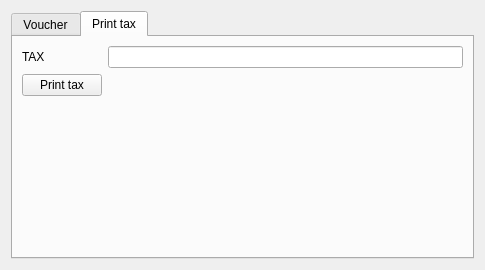
Above: Resort/dlgadvanceentry.ui from End1-1/Resort before the change. Below: the same form after it.
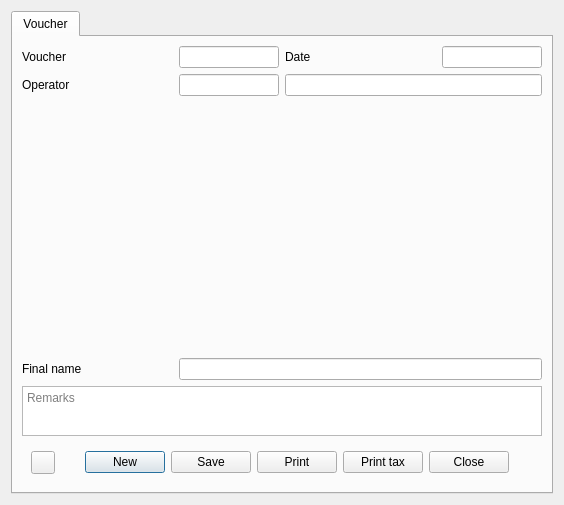
That is the form after the change. The open tabs and pages were chosen to show the change. Icons and pictures are not drawn. Custom widgets are drawn as their Qt base class.

Commit message: Read guest from password

```diff
--- a/Resort/dlgadvanceentry.ui
+++ b/Resort/dlgadvanceentry.ui
@@ -6,12 +6,12 @@
    <rect>
     <x>0</x>
     <y>0</y>
-    <width>485</width>
-    <height>270</height>
+    <width>564</width>
+    <height>505</height>
    </rect>
   </property>
   <property name="sizePolicy">
-   <sizepolicy hsizetype="Minimum" vsizetype="Minimum">
+   <sizepolicy hsizetype="Minimum" vsizetype="Expanding">
     <horstretch>0</horstretch>
     <verstretch>0</verstretch>
    </sizepolicy>
@@ -34,7 +34,14 @@
       </attribute>
       <layout class="QGridLayout" name="gridLayout_2">
        <item row="3" column="0" colspan="4">
-        <widget class="WPaymentDetails" name="wPayment" native="true"/>
+        <widget class="WPaymentDetails" name="wPayment" native="true">
+         <property name="sizePolicy">
+          <sizepolicy hsizetype="Preferred" vsizetype="Expanding">
+           <horstretch>0</horstretch>
+           <verstretch>0</verstretch>
+          </sizepolicy>
+         </property>
+        </widget>
        </item>
        <item row="1" column="1">
         <widget class="EQLineEdit" name="leUser">
@@ -127,7 +134,14 @@
         </widget>
        </item>
        <item row="2" column="0" colspan="4">
-        <widget class="WGuestInvoice" name="wInvoice" native="true"/>
+        <widget class="WGuestInvoice" name="wInvoice" native="true">
+         <property name="sizePolicy">
+          <sizepolicy hsizetype="Preferred" vsizetype="Expanding">
+           <horstretch>0</horstretch>
+           <verstretch>0</verstretch>
+          </sizepolicy>
+         </property>
+        </widget>
        </item>
        <item row="7" column="0" colspan="4">
         <widget class="QWidget" name="widget" native="true">
@@ -177,6 +191,13 @@
             </property>
            </widget>
           </item>
+          <item>
+           <widget class="QPushButton" name="btnPrintTax">
+            <property name="text">
+             <string>Print tax</string>
+            </property>
+           </widget>
+          </item>
           <item>
            <widget class="QPushButton" name="btnCancel">
             <property name="text">
@@ -209,47 +230,6 @@
        </item>
       </layout>
      </widget>
-     <widget class="QWidget" name="tab_2">
-      <attribute name="title">
-       <string>Print tax</string>
-      </attribute>
-      <layout class="QGridLayout" name="gridLayout_4">
-       <item row="0" column="1">
-        <widget class="EQLineEdit" name="leTax">
-         <property name="readOnly">
-          <bool>true</bool>
-         </property>
-        </widget>
-       </item>
-       <item row="1" column="0">
-        <widget class="QPushButton" name="btnPrintTax">
-         <property name="text">
-          <string>Print tax</string>
-         </property>
-        </widget>
-       </item>
-       <item row="0" column="0">
-        <widget class="QLabel" name="label_14">
-         <property name="text">
-          <string>TAX</string>
-         </property>
-        </widget>
-       </item>
-       <item row="2" column="0">
-        <spacer name="verticalSpacer">
-         <property name="orientation">
-          <enum>Qt::Vertical</enum>
-         </property>
-         <property name="sizeHint" stdset="0">
-          <size>
-           <width>20</width>
-           <height>40</height>
-          </size>
-         </property>
-        </spacer>
-       </item>
-      </layout>
-     </widget>
     </widget>
    </item>
   </layout>
```
The commit also changes 49 other files.
